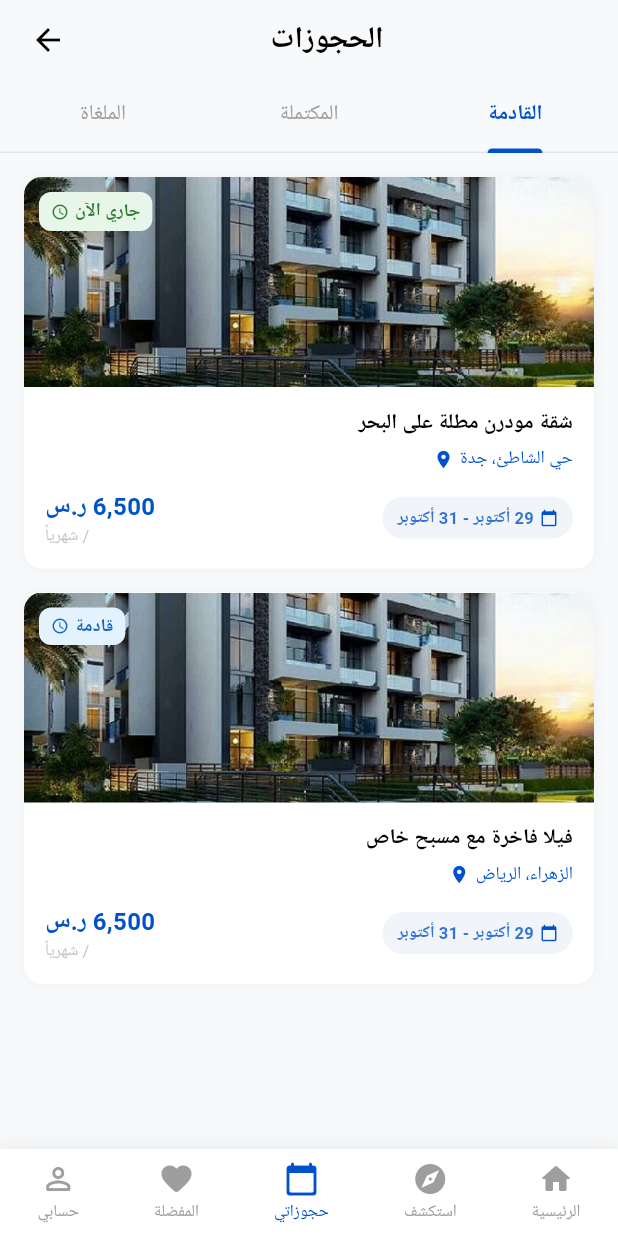
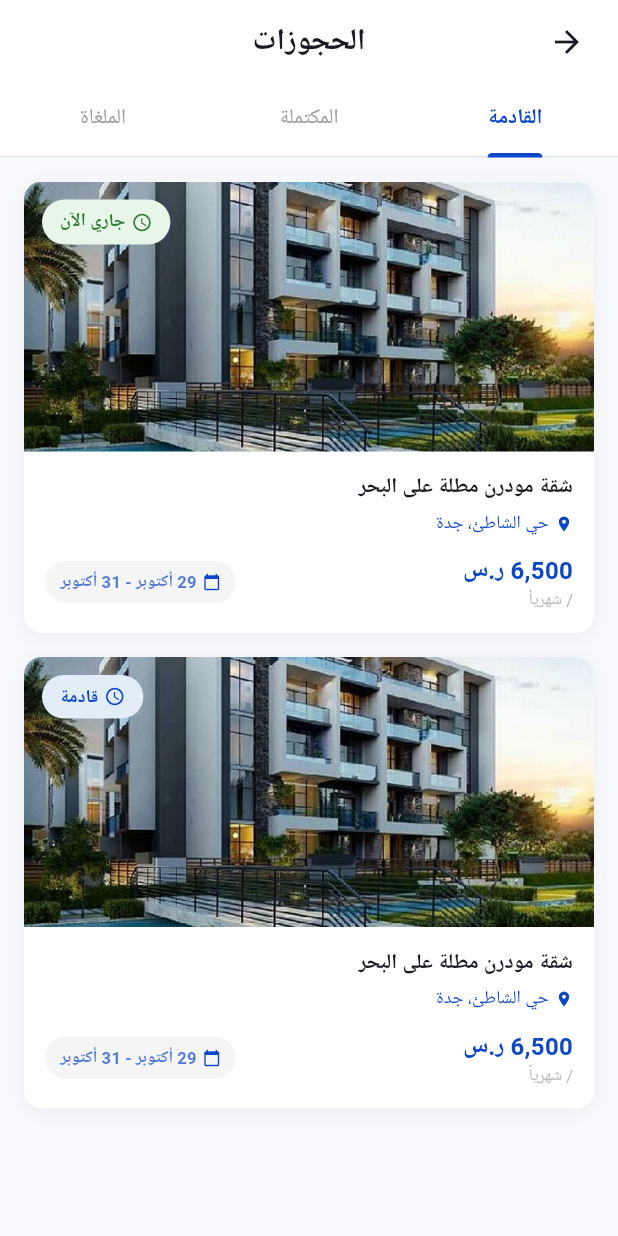
Before and after one commit to esraaElgendy/keydar_app, a Flutter app: the MyBookingsScreen screen opened directly, on a phone screen of 412 x 824 dp. Run offline on Flutter 3.47's test engine with Material 3 defaults, Android fonts, the phone set to English and light mode, and no system bars; our stand-ins replace get, pin_code_fields; Roboto replaces fonts that are missing (Cairo).

Commit message:
update the Owner screens

```diff
--- a/lib/controllers/app_controller.dart
+++ b/lib/controllers/app_controller.dart
@@ -7,6 +7,15 @@ class AppController extends GetxController {
   final RxList<Car> _allCars = RxList<Car>(SampleData.cars);
   final RxList<Property> favorites = RxList<Property>();
   final RxList<Car> carFavorites = RxList<Car>();
+  final RxList<Property> ownerProperties = RxList<Property>([
+    Property(title: 'شقة فاخرة في الرياض', type: 'شقة', location: 'الرياض، العليا', price: '3,200', period: 'شهري', rating: 4.5, reviews: 0, bedrooms: 4, bathrooms: 2, area: 120, image: 'assets/image/building.jpg', description: 'شقة فاخرة في موقع مميز', badge1: 'متاحة'),
+    Property(title: 'فيلا مودرن في جدة', type: 'فيلا', location: 'جدة، الشاطئ', price: '5,000', period: 'شهري', rating: 4.5, reviews: 0, bedrooms: 5, bathrooms: 3, area: 250, image: 'assets/image/building.jpg', description: 'فيلا عصرية بإطلالة رائعة', badge1: 'متاحة'),
+    Property(title: 'شقة صغيرة في الدمام', type: 'شقة', location: 'الدمام، الحمراء', price: '2,200', period: 'شهري', rating: 4.5, reviews: 0, bedrooms: 3, bathrooms: 2, area: 100, image: 'assets/image/building.jpg', description: 'شقة مريحة', badge1: 'متاحة'),
+    Property(title: 'شقة مفروشة في الخبر', type: 'شقة', location: 'الخبر، العقربية', price: '2,800', period: 'شهري', rating: 4.5, reviews: 0, bedrooms: 2, bathrooms: 2, area: 90, image: 'assets/image/building.jpg', description: 'شقة مفروشة بالكامل', badge1: 'مؤجرة'),
+    Property(title: 'استوديو في الرياض', type: 'استوديو', location: 'الرياض، حي الملقا', price: '1,500', period: 'شهري', rating: 4.5, reviews: 0, bedrooms: 1, bathrooms: 1, area: 45, image: 'assets/image/building.jpg', description: 'استوديو حديث', badge1: 'متاحة'),
+    Property(title: 'دوبلكس في جدة', type: 'دوبلكس', location: 'جدة، أبحر الشمالية', price: '6,500', period: 'شهري', rating: 4.5, reviews: 0, bedrooms: 6, bathrooms: 4, area: 300, image: 'assets/image/building.jpg', description: 'دوبلكس فاخر', badge1: 'متاحة'),
+    Property(title: 'شقة تجارية في الرياض', type: 'مكتب', location: 'الرياض، حي المربع', price: '4,000', period: 'شهري', rating: 4.5, reviews: 0, bedrooms: 3, bathrooms: 2, area: 150, image: 'assets/image/building.jpg', description: 'مساحة تجارية', badge1: 'قيد المراجعة'),
+  ]);
   final RxString searchQuery = RxString('');
   final RxInt selectedCategoryIndex = 0.obs;
 
--- a/lib/core/routes/app_routes.dart
+++ b/lib/core/routes/app_routes.dart
@@ -16,4 +16,14 @@ class AppRoutes {
   static const String editProfile = '/edit-profile';
   static const String notifications = '/notifications';
   static const String contactUs = '/contact-us';
+  static const String accountType = '/account-type';
+  static const String ownerDashboard = '/owner-dashboard';
+  static const String myProperties = '/my-properties';
+  static const String addProperty = '/add-property';
+  static const String bookingDetail = '/booking-detail';
+  static const String hostProfile = '/host-profile';
+  static const String tenantsList = '/tenants-list';
+  static const String tenantDetail = '/tenant-detail';
+  static const String allOrders = '/all-orders';
+  static const String bookingRequests = '/booking-requests';
 }
--- a/lib/screens/explore/explore_screen.dart
+++ b/lib/screens/explore/explore_screen.dart
@@ -113,8 +113,8 @@ class _ExploreScreenState extends State<ExploreScreen> {
               switch (i) {
                 case 0: Get.offNamed(AppRoutes.home);
                 case 1: break;
-                case 2: Get.offNamed(AppRoutes.myBookings);
-                case 3: Get.offNamed(AppRoutes.favorites);
+                case 2: Get.offNamed(AppRoutes.favorites);
+                case 3: Get.offNamed(AppRoutes.myBookings);
                 case 4: Get.offNamed(AppRoutes.profile);
               }
             }),
--- a/lib/screens/favorites/favorites_screen.dart
+++ b/lib/screens/favorites/favorites_screen.dart
@@ -77,12 +77,12 @@ class _FavoritesScreenState extends State<FavoritesScreen> with SingleTickerProv
                 ),
               ),
             ),
-            AppBottomNav(currentIndex: 3, onTap: (i) {
+            AppBottomNav(currentIndex: 2, onTap: (i) {
               switch (i) {
                 case 0: Get.offNamed(AppRoutes.home);
                 case 1: Get.offNamed(AppRoutes.explore);
-                case 2: Get.offNamed(AppRoutes.myBookings);
-                case 3: break;
+                case 2: break;
+                case 3: Get.offNamed(AppRoutes.myBookings);
                 case 4: Get.offNamed(AppRoutes.profile);
               }
             }),
--- a/lib/screens/home/home_screen.dart
+++ b/lib/screens/home/home_screen.dart
@@ -50,8 +50,8 @@ class HomeScreen extends StatelessWidget {
               switch (i) {
                 case 0: break;
                 case 1: Get.toNamed(AppRoutes.explore);
-                case 2: Get.toNamed(AppRoutes.myBookings);
-                case 3: Get.toNamed(AppRoutes.favorites);
+                case 2: Get.toNamed(AppRoutes.favorites);
+                case 3: Get.toNamed(AppRoutes.myBookings);
                 case 4: Get.toNamed(AppRoutes.profile);
               }
             }),
--- a/lib/screens/my_bookings/my_bookings_screen.dart
+++ b/lib/screens/my_bookings/my_bookings_screen.dart
@@ -1,10 +1,6 @@
 import 'package:flutter/material.dart';
 import 'package:get/get.dart';
 import '../../core/constants/app_colors.dart';
-import '../../core/routes/app_routes.dart';
-import '../../models/booking.dart';
-import '../../models/sample_data.dart';
-import '../../widgets/bottom_nav.dart';
 
 class MyBookingsScreen extends StatefulWidget {
   const MyBookingsScreen({super.key});
@@ -13,8 +9,64 @@ class MyBookingsScreen extends StatefulWidget {
   State<MyBookingsScreen> createState() => _MyBookingsScreenState();
 }
 
-class _MyBookingsScreenState extends State<MyBookingsScreen> with SingleTickerProviderStateMixin {
-  late TabController _tabController;
+class _MyBookingsScreenState extends State<MyBookingsScreen>
+    with SingleTickerProviderStateMixin {
+  late final TabController _tabController;
+
+  static const _tabs = ['القادمة', 'المكتملة', 'الملغاة'];
+
+  static const _upcoming = [
+    _TenantBooking(
+      imageAsset: 'assets/image/building.jpg',
+      status: 'جاري الآن',
+      title: 'شقة مودرن مطلة على البحر',
+      location: 'حي الشاطئ، جدة',
+      price: '6,500',
+      dateRange: '29 أكتوبر - 31 أكتوبر',
+      statusColor: Color(0xFF2E7D32),
+      badgeBg: Color(0xFFE8F5E9),
+      showClock: true,
+    ),
+    _TenantBooking(
+      imageAsset: 'assets/image/building.jpg',
+      status: 'قادمة',
+      title: 'شقة مودرن مطلة على البحر',
+      location: 'حي الشاطئ، جدة',
+      price: '6,500',
+      dateRange: '29 أكتوبر - 31 أكتوبر',
+      statusColor: Color(0xFF0D47C9),
+      badgeBg: Color(0xFFE3EDF7),
+      showClock: true,
+    ),
+  ];
+
+  static const _completed = [
+    _TenantBooking(
+      imageAsset: 'assets/image/building.jpg',
+      status: 'مكتملة',
+      title: 'شقة مودرن مطلة على البحر',
+      location: 'حي الشاطئ، جدة',
+      price: '6,500',
+      dateRange: '29 أكتوبر - 31 أكتوبر',
+      statusColor: Color(0xFF2E7D32),
+      badgeBg: Color(0xFFE8F5E9),
+      showClock: false,
+    ),
+  ];
+
+  static const _cancelled = [
+    _TenantBooking(
+      imageAsset: 'assets/image/building.jpg',
+      status: 'ملغية',
+      title: 'شقة مودرن مطلة على البحر',
+      location: 'حي الشاطئ، جدة',
+      price: '6,500',
+      dateRange: '29 أكتوبر - 31 أكتوبر',
+      statusColor: Color(0xFFD32F2F),
+      badgeBg: Color(0xFFFFEBEE),
+      showClock: false,
+    ),
+  ];
 
   @override
   void initState() {
@@ -31,127 +83,93 @@ class _MyBookingsScreenState extends State<MyBookingsScreen> with SingleTickerPr
   @override
   Widget build(BuildContext context) {
     return Scaffold(
-      backgroundColor: const Color(0xFFF8F9FA),
-      body: SafeArea(
-        child: Column(
-          children: [
-            Padding(
-              padding: const EdgeInsets.symmetric(horizontal: 20, vertical: 12),
-              child: Row(
-                children: [
-                  const Spacer(),
-                  Expanded(
-                    child: Center(
-                      child: Text(
-                        'الحجوزات',
-                        style: const TextStyle(fontSize: 20, fontWeight: FontWeight.bold, color: AppColors.black),
+      backgroundColor: const Color(0xFFF8F9FC),
+      appBar: AppBar(
+        backgroundColor: AppColors.white,
+        elevation: 0,
+        centerTitle: true,
+        leading: Padding(
+          padding: const EdgeInsets.only(right: 12),
+          child: IconButton(
+            icon: const Icon(Icons.arrow_back, color: Color(0xFF1A1A24)),
+            onPressed: () => Get.back(),
           ),
         ),
+        title: const Text('الحجوزات', style: TextStyle(fontSize: 20, fontWeight: FontWeight.bold, color: Color(0xFF1A1A24))),
       ),
-                  const Spacer(),
-                  GestureDetector(
-                    onTap: () => Get.back(),
-                    child: const Icon(Icons.arrow_forward, color: AppColors.black, size: 24),
+      body: Column(
+        children: [
+          Container(
+            color: AppColors.white,
+            child: TabBar(
+              controller: _tabController,
+              labelColor: const Color(0xFF0D47C9),
+              unselectedLabelColor: AppColors.grey,
+              indicatorColor: const Color(0xFF0D47C9),
+              indicatorWeight: 3,
+              labelStyle: const TextStyle(fontSize: 14, fontWeight: FontWeight.w600),
+              unselectedLabelStyle: const TextStyle(fontSize: 14, fontWeight: FontWeight.w500),
+              dividerColor: const Color(0xFFE2E8F0),
+              tabs: _tabs.map((t) => Tab(text: t)).toList(),
             ),
-                ],
-              ),
-            ),
-            TabBar(
-              controller: _tabController,
-              indicatorColor: AppColors.primary,
-              indicatorWeight: 3,
-              labelColor: AppColors.primary,
-              unselectedLabelColor: AppColors.grey,
-              labelStyle: const TextStyle(fontSize: 14, fontWeight: FontWeight.bold),
-              unselectedLabelStyle: const TextStyle(fontSize: 14),
-              dividerColor: AppColors.fieldBorder,
-              tabs: const [
-                Tab(text: 'القادمة'),
-                Tab(text: 'المكتملة'),
-                Tab(text: 'الملغاة'),
-              ],
           ),
           Expanded(
             child: TabBarView(
               controller: _tabController,
-                children: [
-                  _buildList([BookingStatus.current, BookingStatus.upcoming]),
-                  _buildList([BookingStatus.completed]),
-                  _buildList([BookingStatus.cancelled]),
-                ],
+              children: [0, 1, 2].map((i) {
+                final items = [_upcoming, _completed, _cancelled][i];
+                return items.isEmpty
+                    ? Center(child: Text('لا توجد حجوزات', style: TextStyle(fontSize: 14, color: AppColors.grey)))
+                    : ListView.builder(
+                        padding: const EdgeInsets.all(16),
+                        itemCount: items.length,
+                        itemBuilder: (_, index) => _BookingCard(booking: items[index]),
+                      );
+              }).toList(),
             ),
           ),
-            AppBottomNav(currentIndex: 2, onTap: (i) {
-              switch (i) {
-                case 0: Get.offNamed(AppRoutes.home);
-                case 1: Get.offNamed(AppRoutes.explore);
-                case 2: break;
-                case 3: Get.offNamed(AppRoutes.favorites);
-                case 4: Get.offNamed(AppRoutes.profile);
-              }
-            }),
         ],
-        ),
-      ),
-    );
-  }
-
-  Widget _buildList(List<BookingStatus> statuses) {
-    final items = sampleBookings.where((b) => statuses.contains(b.status)).toList();
-    if (items.isEmpty) {
-      return Center(child: Text('لا توجد حجوزات', style: TextStyle(fontSize: 14, color: AppColors.grey)));
-    }
-    return ListView.builder(
-      padding: const EdgeInsets.all(16),
-      itemCount: items.length,
-      itemBuilder: (_, i) => Padding(
-        padding: const EdgeInsets.only(bottom: 16),
-        child: GestureDetector(
-          onTap: () => Get.toNamed(AppRoutes.propertyDetails, arguments: SampleData.properties[0]),
-          child: _BookingCard(booking: items[i]),
-        ),
       ),
     );
   }
 }
 
-class _BookingCard extends StatelessWidget {
-  final Booking booking;
-  const _BookingCard({required this.booking});
-
-  Color get _badgeBg {
-    switch (booking.status) {
-      case BookingStatus.current: return const Color(0xFFE8F5E9);
-      case BookingStatus.upcoming: return const Color(0xFFE3F2FD);
-      case BookingStatus.completed: return const Color(0xFFE8F5E9);
-      case BookingStatus.cancelled: return const Color(0xFFFCE4EC);
-    }
+class _TenantBooking {
+  final String imageAsset;
+  final String status;
+  final String title;
+  final String location;
+  final String price;
+  final String dateRange;
+  final Color statusColor;
+  final Color badgeBg;
+  final bool showClock;
+  const _TenantBooking({
+    required this.imageAsset,
+    required this.status,
+    required this.title,
+    required this.location,
+    required this.price,
+    required this.dateRange,
+    required this.statusColor,
+    required this.badgeBg,
+    required this.showClock,
+  });
 }
 
-  Color get _badgeTextColor {
-    switch (booking.status) {
-      case BookingStatus.current: return const Color(0xFF2E7D32);
-      case BookingStatus.upcoming: return const Color(0xFF1565C0);
-      case BookingStatus.completed: return const Color(0xFF2E7D32);
-      case BookingStatus.cancelled: return const Color(0xFFC62828);
-    }
-  }
-
-  IconData? get _badgeIcon {
-    switch (booking.status) {
-      case BookingStatus.current: return Icons.access_time;
-      case BookingStatus.upcoming: return Icons.access_time;
-      default: return null;
-    }
-  }
+class _BookingCard extends StatelessWidget {
+  final _TenantBooking booking;
+  const _BookingCard({required this.booking});
 
   @override
   Widget build(BuildContext context) {
+    final b = booking;
     return Container(
+      margin: const EdgeInsets.only(bottom: 16),
       decoration: BoxDecoration(
         color: AppColors.white,
         borderRadius: BorderRadius.circular(12),
-        boxShadow: [BoxShadow(color: Colors.black.withValues(alpha: 0.04), blurRadius: 8)],
+        boxShadow: [BoxShadow(color: Colors.black.withValues(alpha: 0.05), blurRadius: 8, offset: const Offset(0, 2))],
       ),
       child: Column(
         crossAxisAlignment: CrossAxisAlignment.start,
@@ -160,28 +178,33 @@ class _BookingCard extends StatelessWidget {
             borderRadius: const BorderRadius.vertical(top: Radius.circular(12)),
             child: Stack(
               children: [
-                Image.asset(booking.image, height: 140, width: double.infinity, fit: BoxFit.cover,
+                Image.asset(
+                  b.imageAsset,
+                  width: double.infinity,
+                  height: 180,
+                  fit: BoxFit.cover,
                   errorBuilder: (_, _, _) => Container(
-                    height: 140, color: AppColors.fieldBorder,
-                    child: const Icon(Icons.image_outlined, color: AppColors.grey, size: 40),
+                    height: 180,
+                    color: AppColors.darkBlue,
+                    child: const Center(child: Icon(Icons.business, color: AppColors.white, size: 48)),
                   ),
                 ),
-                Positioned(top: 10, left: 10,
+                PositionedDirectional(
+                  top: 12, end: 12,
                   child: Container(
-                    padding: const EdgeInsets.symmetric(horizontal: 8, vertical: 4),
+                    padding: const EdgeInsets.symmetric(horizontal: 12, vertical: 6),
                     decoration: BoxDecoration(
-                      color: _badgeBg,
-                      borderRadius: BorderRadius.circular(8),
+                      color: b.badgeBg,
+                      borderRadius: BorderRadius.circular(20),
                     ),
                     child: Row(
                       mainAxisSize: MainAxisSize.min,
                       children: [
-                        Text(booking.badgeText,
-                          style: TextStyle(fontSize: 12, fontWeight: FontWeight.bold, color: _badgeTextColor)),
-                        if (_badgeIcon != null) ...[
+                        if (b.showClock) ...[
+                          Icon(Icons.access_time, size: 14, color: b.statusColor),
                           const SizedBox(width: 4),
-                          Icon(_badgeIcon, size: 12, color: _badgeTextColor),
                         ],
+                        Text(b.status, style: TextStyle(fontSize: 12, fontWeight: FontWeight.w600, color: b.statusColor)),
                       ],
                     ),
                   ),
@@ -194,47 +217,40 @@ class _BookingCard extends StatelessWidget {
             child: Column(
               crossAxisAlignment: CrossAxisAlignment.start,
               children: [
-                Text(booking.title,
-                  style: const TextStyle(fontSize: 14, fontWeight: FontWeight.bold, color: AppColors.black)),
+                Text(b.title, style: const TextStyle(fontSize: 14, fontWeight: FontWeight.bold, color: Color(0xFF1A1A24))),
                 const SizedBox(height: 4),
                 Row(
-                  mainAxisSize: MainAxisSize.min,
                   children: [
-                    Text(booking.location,
-                      style: const TextStyle(fontSize: 12, color: AppColors.primary)),
+                    const Icon(Icons.location_on, size: 12, color: Color(0xFF0D47C9)),
                     const SizedBox(width: 4),
-                    const Icon(Icons.location_on, color: AppColors.primary, size: 14),
+                    Text(b.location, style: const TextStyle(fontSize: 12, color: Color(0xFF0D47C9))),
                   ],
                 ),
                 const SizedBox(height: 10),
                 Row(
                   children: [
+                    Column(
+                      crossAxisAlignment: CrossAxisAlignment.start,
+                      children: [
+                        Text('${b.price} ر.س', style: const TextStyle(fontSize: 16, fontWeight: FontWeight.bold, color: Color(0xFF0D47C9))),
+                        Text('/ شهرياً', style: TextStyle(fontSize: 11, color: AppColors.grey.withValues(alpha: 0.7))),
+                      ],
+                    ),
+                    const Spacer(),
                     Container(
                       padding: const EdgeInsets.symmetric(horizontal: 10, vertical: 6),
                       decoration: BoxDecoration(
-                        color: const Color(0xFFF1F5F9),
-                        borderRadius: BorderRadius.circular(16),
+                        color: const Color(0xFFF5F5F5),
+                        borderRadius: BorderRadius.circular(20),
                       ),
                       child: Row(
                         mainAxisSize: MainAxisSize.min,
                         children: [
-                          const Icon(Icons.calendar_today, size: 12, color: AppColors.primary),
+                          const Icon(Icons.calendar_today, size: 12, color: Color(0xFF0D47C9)),
                           const SizedBox(width: 4),
-                          Text(booking.dateRange,
-                            style: TextStyle(fontSize: 11, fontWeight: FontWeight.bold,
-                              color: AppColors.primary.withValues(alpha: 0.8))),
+                          Text(b.dateRange, style: TextStyle(fontSize: 11, fontWeight: FontWeight.w600, color: const Color(0xFF0D47C9).withValues(alpha: 0.7))),
                         ],
                       ),
-                    ),
-                    const Spacer(),
-                    Column(
-                      crossAxisAlignment: CrossAxisAlignment.end,
-                      children: [
-                        Text('${booking.price} ر.س',
-                          style: const TextStyle(fontSize: 16, fontWeight: FontWeight.bold, color: AppColors.primary)),
-                        Text('/ ${booking.period}',
-                          style: TextStyle(fontSize: 11, color: AppColors.grey.withValues(alpha: 0.6))),
-                      ],
                     ),
                   ],
                 ),
@@ -246,3 +262,22 @@ class _BookingCard extends StatelessWidget {
     );
   }
 }
+
+// Kept for backward compatibility with BookingDetailScreen
+class BookingData {
+  final String tenantName, title, location, price, period, status, dateRange;
+  final String bookingDate, arrivalDate, departureDate;
+  final String tenantEmail, tenantSince, tenantPhone;
+  final Color statusColor, badgeBg;
+  final int guestCount, nights;
+  final double totalPrice, serviceFee, tax;
+  const BookingData({
+    required this.tenantName, required this.title, required this.location,
+    required this.price, required this.period, required this.status,
+    required this.statusColor, required this.badgeBg, required this.dateRange,
+    required this.bookingDate, required this.arrivalDate, required this.departureDate,
+    required this.guestCount, required this.nights,
+    required this.totalPrice, required this.serviceFee, required this.tax,
+    required this.tenantEmail, required this.tenantSince, required this.tenantPhone,
+  });
+}
--- a/lib/screens/onboarding/onboarding_screen.dart
+++ b/lib/screens/onboarding/onboarding_screen.dart
@@ -46,12 +46,12 @@ class _OnboardingScreenState extends State<OnboardingScreen> {
         curve: Curves.easeInOut,
       );
     } else {
-      Get.offNamed(AppRoutes.login);
+      Get.offNamed(AppRoutes.accountType);
     }
   }
 
   void _skip() {
-    Get.offNamed(AppRoutes.login);
+    Get.offNamed(AppRoutes.accountType);
   }
 
   @override
--- a/lib/screens/profile/profile_screen.dart
+++ b/lib/screens/profile/profile_screen.dart
@@ -67,8 +67,8 @@ class ProfileScreen extends StatelessWidget {
               switch (i) {
                 case 0: Get.offNamed(AppRoutes.home);
                 case 1: Get.offNamed(AppRoutes.explore);
-                case 2: Get.offNamed(AppRoutes.myBookings);
-                case 3: Get.offNamed(AppRoutes.favorites);
+                case 2: Get.offNamed(AppRoutes.favorites);
+                case 3: Get.offNamed(AppRoutes.myBookings);
                 case 4: break;
               }
             }),
--- a/lib/widgets/bottom_nav.dart
+++ b/lib/widgets/bottom_nav.dart
@@ -53,7 +53,7 @@ class _NavItem {
 const List<_NavItem> _items = [
   _NavItem(icon: Icons.home_rounded, label: 'الرئيسية'),
   _NavItem(icon: Icons.explore_rounded, label: 'استكشف'),
+  _NavItem(icon: Icons.favorite_outline_rounded, label: 'المفضلة'),
   _NavItem(icon: Icons.calendar_today_rounded, label: 'حجوزاتي'),
-  _NavItem(icon: Icons.favorite_rounded, label: 'المفضلة'),
   _NavItem(icon: Icons.person_outline_rounded, label: 'حسابي'),
 ];
```
Also changed, not shown: lib/main.dart (+28 -4 lines), lib/screens/auth/login_screen.dart (+16 -11 lines), lib/screens/auth/signup_screen.dart (+1 -26 lines). Lines whose indentation alone changed are shown as unchanged.
